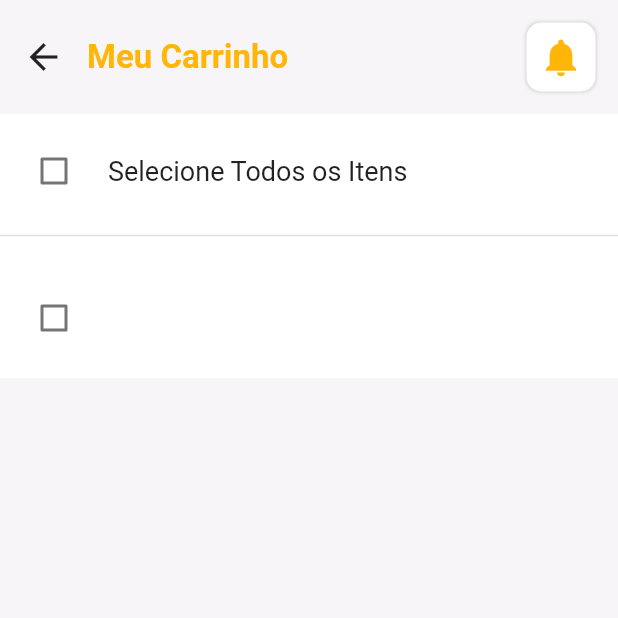
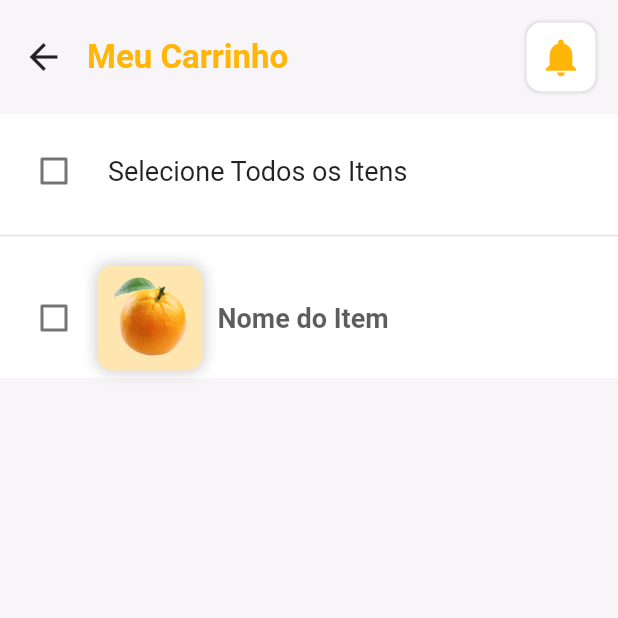
Before and after one commit to caneto/UI---Loja-de-Entregas-de-Supermercados, a Flutter app: the CartPage screen opened by its route, on a phone screen of 412 x 824 dp, the top half of it. Run offline on Flutter 3.47's test engine with Material 2 defaults, Android fonts, the light colour scheme and no system bars.

Commit message:
Update card_item_sample.dart

```diff
--- a/lib/widgets/card_item_sample.dart
+++ b/lib/widgets/card_item_sample.dart
@@ -30,7 +30,35 @@ class _CardItemSampleState extends State<CardItemSample> {
             width: 70,
             padding: const EdgeInsets.all(5),
             margin: const EdgeInsets.only(left: 5),
-          )
+            decoration: BoxDecoration(
+              color: const Color.fromARGB(255, 255, 230, 177),
+              borderRadius: BorderRadius.circular(10),
+              boxShadow: [
+                BoxShadow(
+                  color: Colors.black.withOpacity(0.2),
+                  spreadRadius: 1,
+                  blurRadius: 8,
+                )
+              ],
+            ),
+            child: Image.asset(
+              'images/1.png',
+              fit: BoxFit.contain,
+            ),
+          ),
+          Padding(
+            padding: const EdgeInsets.symmetric(horizontal: 10),
+            child: Column(children: const [
+              Text(
+                'Nome do Item',
+                 style: TextStyle(
+                  fontSize: 18,
+                  fontWeight: FontWeight.bold,
+                  color: Color.fromARGB(162, 0, 0, 0),
+                 ),
+              ),
+            ]),
+          ),
         ],
       ),
     );
```
